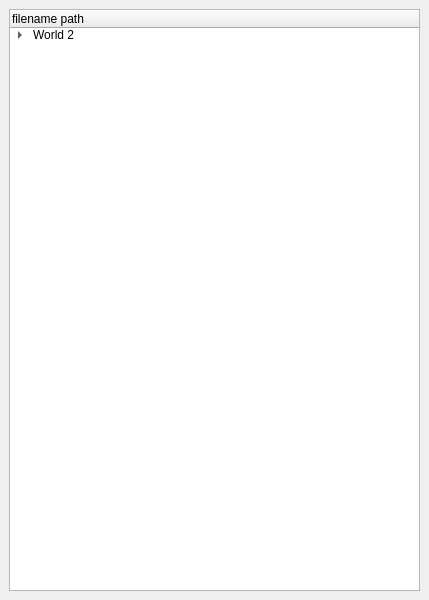
Before: the Qt Designer form animals/ui/loader_window.ui in zshimanchik/animals, drawn with Qt 5.
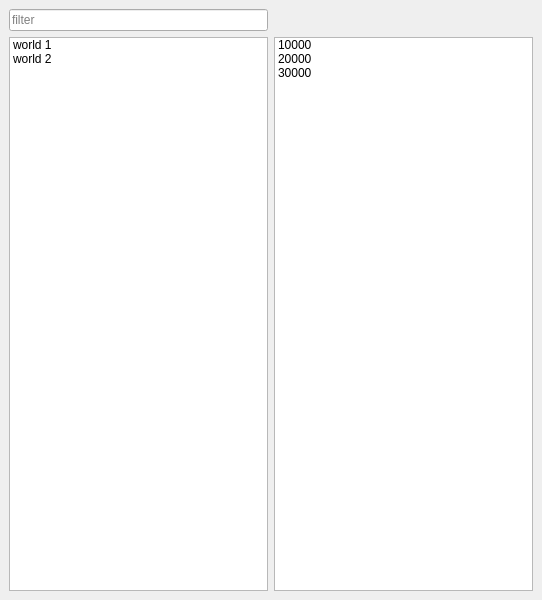
After: the same form once the commit is applied.

Commit message: Better loader window with two lists and filter

Patch:
```diff
--- a/animals/ui/loader_window.ui
+++ b/animals/ui/loader_window.ui
@@ -6,7 +6,7 @@
    <rect>
     <x>0</x>
     <y>0</y>
-    <width>429</width>
+    <width>542</width>
     <height>600</height>
    </rect>
   </property>
@@ -17,19 +17,42 @@
    <layout class="QHBoxLayout" name="centralwidget_layout">
     <item>
      <layout class="QGridLayout" name="gridLayout_2">
+      <item row="1" column="1">
+       <widget class="QListWidget" name="listWidget2">
+        <item>
+         <property name="text">
+          <string>10000</string>
+         </property>
+        </item>
+        <item>
+         <property name="text">
+          <string>20000</string>
+         </property>
+        </item>
+        <item>
+         <property name="text">
+          <string>30000</string>
+         </property>
+        </item>
+       </widget>
+      </item>
       <item row="0" column="0">
-       <widget class="QTreeWidget" name="treeWidget">
-        <property name="sortingEnabled">
-         <bool>false</bool>
+       <widget class="QLineEdit" name="lineEdit">
+        <property name="placeholderText">
+         <string>filter</string>
         </property>
-        <column>
+       </widget>
+      </item>
+      <item row="1" column="0">
+       <widget class="QListWidget" name="listWidget">
+        <item>
          <property name="text">
-          <string>filename path</string>
+          <string>world 1</string>
          </property>
-        </column>
+        </item>
         <item>
          <property name="text">
-          <string>World 2</string>
+          <string>world 2</string>
          </property>
          <item>
           <property name="text">
```
Left out of the diff: 10 changed lines with no effect on the pictures. The commit also changes 2 other files.
